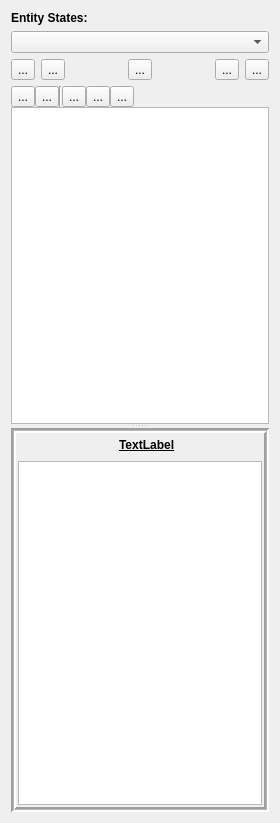
First picture: the form in Harmony/src/Editor/Entity/EntityWidget.ui, repository GameOverture/HarmonyEngine, before the edit.
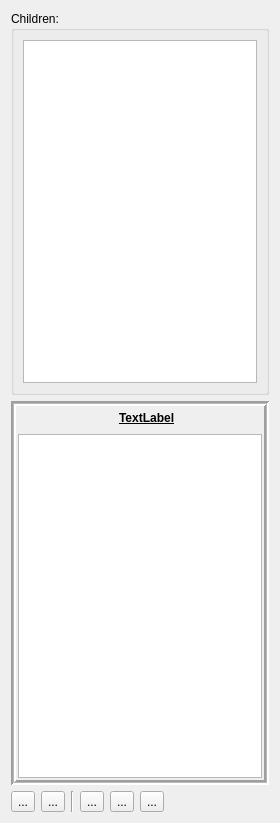
Second picture: the form after the edit. Icons and pictures are not drawn. Custom widgets are drawn as their Qt base class.

Commit message: New Base Class Widget 'IWidget' has reusable state stuff and interfaces common between all project items

The edit to the form file:
```diff
--- a/Harmony/src/Editor/Entity/EntityWidget.ui
+++ b/Harmony/src/Editor/Entity/EntityWidget.ui
@@ -13,161 +13,24 @@
   <property name="windowTitle">
    <string>Form</string>
   </property>
-  <layout class="QVBoxLayout" name="verticalLayout">
+  <layout class="QVBoxLayout" name="verticalLayout_2">
    <item>
-    <widget class="QLabel" name="lblEntityStates">
-     <property name="font">
-      <font>
-       <weight>75</weight>
-       <bold>true</bold>
-      </font>
-     </property>
-     <property name="text">
-      <string>Entity States:</string>
-     </property>
-    </widget>
-   </item>
-   <item>
-    <widget class="QComboBox" name="cmbStates">
-     <property name="sizePolicy">
-      <sizepolicy hsizetype="Expanding" vsizetype="Fixed">
-       <horstretch>0</horstretch>
-       <verstretch>0</verstretch>
-      </sizepolicy>
-     </property>
-    </widget>
-   </item>
-   <item>
-    <layout class="QHBoxLayout" name="horizontalLayout_2">
+    <layout class="QVBoxLayout" name="verticalLayout">
      <item>
-      <widget class="QToolButton" name="btnAddState">
-       <property name="text">
-        <string>...</string>
+      <widget class="QGroupBox" name="groupBox">
+       <property name="title">
+        <string>Children:</string>
        </property>
-       <property name="arrowType">
-        <enum>Qt::NoArrow</enum>
-       </property>
+       <layout class="QVBoxLayout" name="verticalLayout_3">
+        <item>
+         <widget class="QTreeView" name="childrenTree">
+          <attribute name="headerVisible">
+           <bool>false</bool>
+          </attribute>
+         </widget>
+        </item>
+       </layout>
       </widget>
-     </item>
-     <item>
-      <widget class="QToolButton" name="btnRemoveState">
-       <property name="text">
-        <string>...</string>
-       </property>
-      </widget>
-     </item>
-     <item>
-      <spacer name="horizontalSpacer_3">
-       <property name="orientation">
-        <enum>Qt::Horizontal</enum>
-       </property>
-       <property name="sizeHint" stdset="0">
-        <size>
-         <width>40</width>
-         <height>20</height>
-        </size>
-       </property>
-      </spacer>
-     </item>
-     <item>
-      <widget class="QToolButton" name="btnRenameState">
-       <property name="text">
-        <string>...</string>
-       </property>
-      </widget>
-     </item>
-     <item>
-      <spacer name="horizontalSpacer">
-       <property name="orientation">
-        <enum>Qt::Horizontal</enum>
-       </property>
-       <property name="sizeHint" stdset="0">
-        <size>
-         <width>40</width>
-         <height>20</height>
-        </size>
-       </property>
-      </spacer>
-     </item>
-     <item>
-      <widget class="QToolButton" name="btnOrderStateBack">
-       <property name="text">
-        <string>...</string>
-       </property>
-      </widget>
-     </item>
-     <item>
-      <widget class="QToolButton" name="btnOrderStateForward">
-       <property name="text">
-        <string>...</string>
-       </property>
-      </widget>
-     </item>
-    </layout>
-   </item>
-   <item>
-    <layout class="QVBoxLayout" name="verticalLayout_8">
-     <property name="spacing">
-      <number>0</number>
-     </property>
-     <item>
-      <layout class="QHBoxLayout" name="ChildrenToolbar">
-       <item>
-        <widget class="QToolButton" name="btnAddChild">
-         <property name="text">
-          <string>...</string>
-         </property>
-        </widget>
-       </item>
-       <item>
-        <widget class="QToolButton" name="btnAddChildPrimitive">
-         <property name="text">
-          <string>...</string>
-         </property>
-        </widget>
-       </item>
-       <item>
-        <widget class="Line" name="line">
-         <property name="orientation">
-          <enum>Qt::Vertical</enum>
-         </property>
-        </widget>
-       </item>
-       <item>
-        <widget class="QToolButton" name="btnInsertBoundingVolume">
-         <property name="text">
-          <string>...</string>
-         </property>
-        </widget>
-       </item>
-       <item>
-        <widget class="QToolButton" name="btnInsertPhysics">
-         <property name="text">
-          <string>...</string>
-         </property>
-        </widget>
-       </item>
-       <item>
-        <widget class="QToolButton" name="btnAddScissor">
-         <property name="text">
-          <string>...</string>
-         </property>
-        </widget>
-       </item>
-       <item>
-        <spacer name="horizontalSpacer_2">
-         <property name="orientation">
-          <enum>Qt::Horizontal</enum>
-         </property>
-         <property name="sizeHint" stdset="0">
-          <size>
-           <width>40</width>
-           <height>20</height>
-          </size>
-         </property>
-        </spacer>
-       </item>
-      </layout>
      </item>
      <item>
       <widget class="QSplitter" name="splitter">
@@ -177,11 +40,6 @@
        <property name="childrenCollapsible">
         <bool>false</bool>
        </property>
-       <widget class="QTreeView" name="childrenTree">
-        <attribute name="headerVisible">
-         <bool>false</bool>
-        </attribute>
-       </widget>
        <widget class="QFrame" name="SelectedItemFrame">
         <property name="frameShape">
          <enum>QFrame::Box</enum>
@@ -285,6 +143,65 @@
        </widget>
       </widget>
      </item>
+     <item>
+      <layout class="QHBoxLayout" name="ChildrenToolbar">
+       <item>
+        <widget class="QToolButton" name="btnAddChild">
+         <property name="text">
+          <string>...</string>
+         </property>
+        </widget>
+       </item>
+       <item>
+        <widget class="QToolButton" name="btnAddChildPrimitive">
+         <property name="text">
+          <string>...</string>
+         </property>
+        </widget>
+       </item>
+       <item>
+        <widget class="Line" name="line">
+         <property name="orientation">
+          <enum>Qt::Vertical</enum>
+         </property>
+        </widget>
+       </item>
+       <item>
+        <widget class="QToolButton" name="btnInsertBoundingVolume">
+         <property name="text">
+          <string>...</string>
+         </property>
+        </widget>
+       </item>
+       <item>
+        <widget class="QToolButton" name="btnInsertPhysics">
+         <property name="text">
+          <string>...</string>
+         </property>
+        </widget>
+       </item>
+       <item>
+        <widget class="QToolButton" name="btnAddScissor">
+         <property name="text">
+          <string>...</string>
+         </property>
+        </widget>
+       </item>
+       <item>
+        <spacer name="horizontalSpacer_2">
+         <property name="orientation">
+          <enum>Qt::Horizontal</enum>
+         </property>
+         <property name="sizeHint" stdset="0">
+          <size>
+           <width>40</width>
+           <height>20</height>
+          </size>
+         </property>
+        </spacer>
+       </item>
+      </layout>
+     </item>
     </layout>
    </item>
   </layout>
```
The commit also changes 22 other files.
